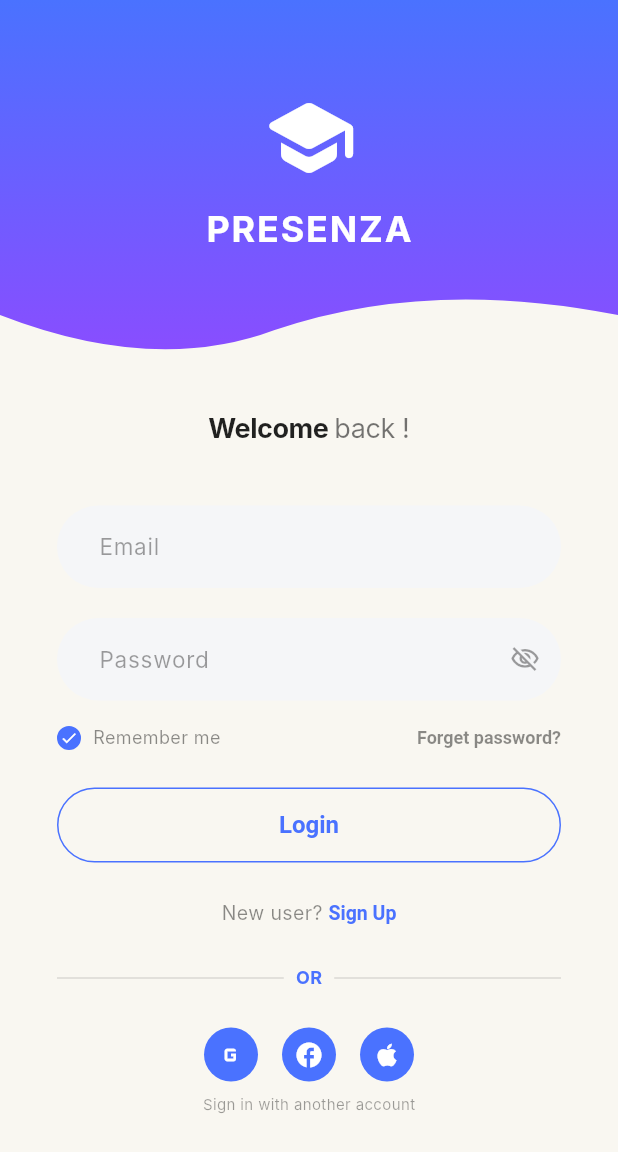
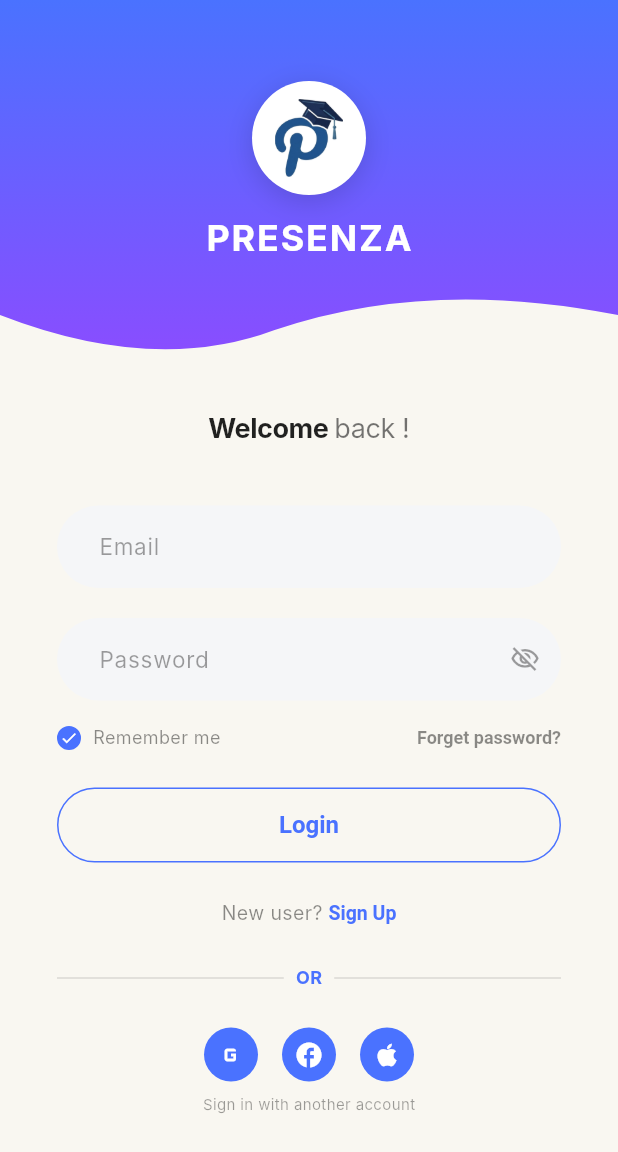
Before and after one commit to Bajpai-Mayank/Presenza-SIH25011, a Flutter app: the screen it shows after launch, after a tap on "Remember me", on a phone screen of 412 x 824 dp. Shown: the top 1152 px of the screen. Run offline on Flutter 3.47's test engine with Material 3 defaults, Android fonts, the phone set to English and light mode, and no system bars; our stand-ins replace cloud_firestore, firebase_auth, firebase_core, firebase_messaging, flutter_animate, flutter_image_compress and 9 more; missing offline and left inert: mobile_scanner; accounts and stored records are empty; Roboto replaces fonts that are missing (Inter).

Commit message:
feat: update app logo, launcher icons, splash screen, and branding

```diff
--- a/lib/features/auth/screens/login_screen.dart
+++ b/lib/features/auth/screens/login_screen.dart
@@ -154,10 +154,25 @@ class _LoginScreenState extends ConsumerState<LoginScreen> {
           children: [
             WavyHeader(
               title: 'PRESENZA',
-              logo: Icon(
-                Icons.school_rounded,
-                size: 64,
-                color: Colors.white,
+              logo: Container(
+                width: 76,
+                height: 76,
+                padding: const EdgeInsets.all(12),
+                decoration: BoxDecoration(
+                  color: Colors.white,
+                  shape: BoxShape.circle,
+                  boxShadow: [
+                    BoxShadow(
+                      color: Colors.black.withValues(alpha: 0.15),
+                      blurRadius: 16,
+                      offset: const Offset(0, 4),
+                    ),
+                  ],
+                ),
+                child: Image.asset(
+                  'assets/images/logo.png',
+                  fit: BoxFit.contain,
+                ),
               ),
             ),
             Center(
--- a/lib/features/splash/screens/splash_screen.dart
+++ b/lib/features/splash/screens/splash_screen.dart
@@ -192,8 +192,10 @@ class _SplashScreenState extends ConsumerState<SplashScreen>
                       child: Container(
                         width: 110,
                         height: 110,
+                        padding: const EdgeInsets.all(18),
                         decoration: BoxDecoration(
                           shape: BoxShape.circle,
+                          color: isDark ? const Color(0xFF0F172A) : Colors.white,
                           boxShadow: [
                             BoxShadow(
                               color: const Color(0xFF4A72FF).withValues(alpha: isDark ? 0.35 : 0.2),
@@ -203,11 +205,9 @@ class _SplashScreenState extends ConsumerState<SplashScreen>
                             ),
                           ],
                         ),
-                        child: ClipOval(
-                          child: Image.asset(
-                            'assets/images/icon.png',
-                            fit: BoxFit.cover,
-                          ),
+                        child: Image.asset(
+                          'assets/images/logo.png',
+                          fit: BoxFit.contain,
                         ),
                       ),
                     ),
--- a/pubspec.yaml
+++ b/pubspec.yaml
@@ -71,7 +71,7 @@ flutter_launcher_icons:
   ios: true
   image_path: "assets/images/icon.png"
   adaptive_icon_background: "#0F172A"
-  adaptive_icon_foreground: "assets/images/icon.png"
+  adaptive_icon_foreground: "assets/images/icon_adaptive_foreground.png"
   min_sdk_android: 21
 
 flutter:
@@ -79,4 +79,7 @@ flutter:
 
   assets:
     - assets/images/icon.png
+    - assets/images/icon_adaptive_foreground.png
+    - assets/images/logo.png
+    - assets/images/logo.svg
     - .env
```
Also changed, not shown: lib/features/auth/screens/register_screen.dart (+20 -5 lines), lib/shared/widgets/responsive_layout.dart (+5 -6 lines), assets/images/icon.png, assets/images/icon_adaptive_foreground.png (added), assets/images/logo.png (added), assets/images/logo.svg (added), 37 other files.
